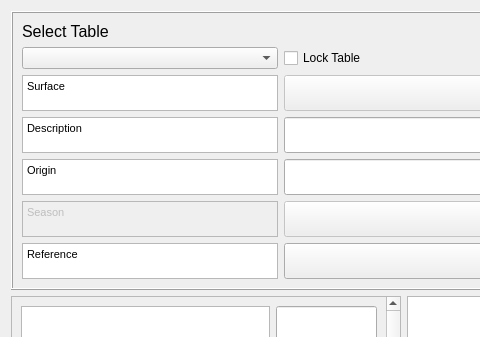
The window that tabs/table_editor_tab.ui (gusbacos/suews_database_manager) describes before a commit, drawn with Qt 5; both pictures show x 0 to 480 and y 0 to 337 of the 1060 by 470 pixel window.
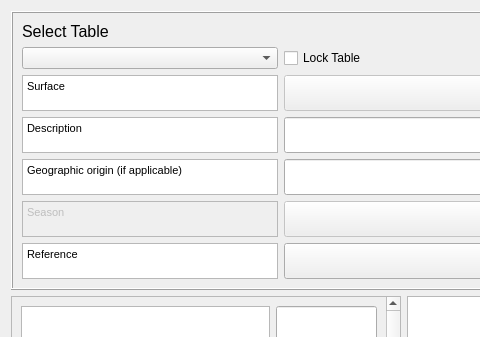
The same window after the commit. Custom widgets are drawn as their Qt base class.

```diff
--- a/tabs/table_editor_tab.ui
+++ b/tabs/table_editor_tab.ui
@@ -168,8 +168,8 @@
          <string>&lt;!DOCTYPE HTML PUBLIC &quot;-//W3C//DTD HTML 4.0//EN&quot; &quot;http://www.w3.org/TR/REC-html40/strict.dtd&quot;&gt;
 &lt;html&gt;&lt;head&gt;&lt;meta name=&quot;qrichtext&quot; content=&quot;1&quot; /&gt;&lt;style type=&quot;text/css&quot;&gt;
 p, li { white-space: pre-wrap; }
-&lt;/style&gt;&lt;/head&gt;&lt;body style=&quot; font-family:'MS Shell Dlg 2'; font-size:9.75pt; font-weight:400; font-style:normal;&quot;&gt;
-&lt;p style=&quot; margin-top:0px; margin-bottom:0px; margin-left:0px; margin-right:0px; -qt-block-indent:0; text-indent:0px;&quot;&gt;&lt;span style=&quot; font-size:8pt;&quot;&gt;Origin&lt;/span&gt;&lt;/p&gt;&lt;/body&gt;&lt;/html&gt;</string>
+&lt;/style&gt;&lt;/head&gt;&lt;body style=&quot; font-family:'MS Shell Dlg 2'; font-size:7.8pt; font-weight:400; font-style:normal;&quot;&gt;
+&lt;p style=&quot; margin-top:0px; margin-bottom:0px; margin-left:0px; margin-right:0px; -qt-block-indent:0; text-indent:0px;&quot;&gt;&lt;span style=&quot; font-size:8pt;&quot;&gt;Geographic origin (if applicable)&lt;/span&gt;&lt;/p&gt;&lt;/body&gt;&lt;/html&gt;</string>
         </property>
        </widget>
       </item>
```
Left out of the diff: 42 changed lines with no effect on the pictures.
